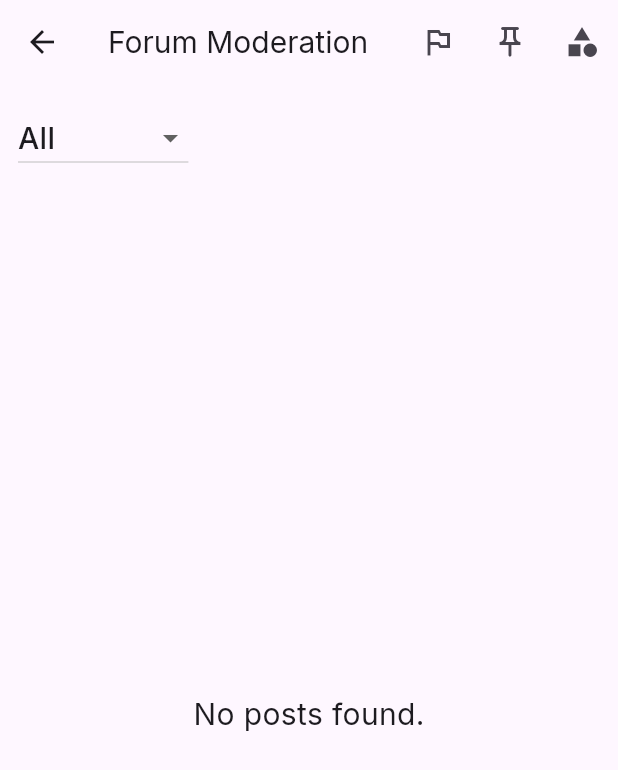
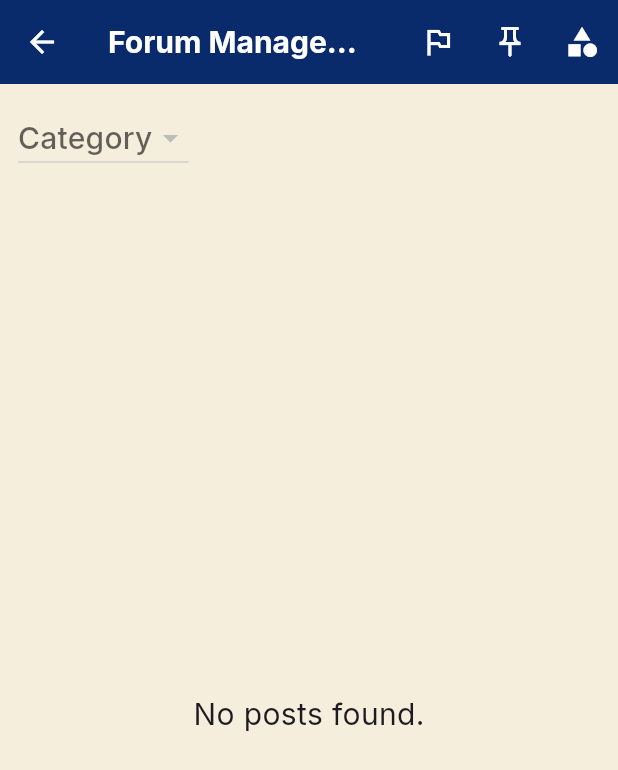
Before and after one commit to nicole-njeri/StrathUconnect, a Flutter app: the ForumModerationScreen screen opened directly, on a phone screen of 412 x 824 dp. Shown: the top 770 px of the screen. Run offline on Flutter 3.47's test engine with Material 3 defaults, Android fonts, the phone set to English and light mode, and no system bars; our stand-ins replace cloud_firestore, firebase_auth, firebase_core, firebase_storage, flutter_map, google_fonts and 3 more; accounts and stored records are empty.

Commit message:
admin update

```diff
--- a/lib/screens/admin/forum_moderation_screen.dart
+++ b/lib/screens/admin/forum_moderation_screen.dart
@@ -1,6 +1,7 @@
 import 'package:flutter/material.dart';
 import 'package:cloud_firestore/cloud_firestore.dart';
 import 'package:strathapp/services/database_service.dart';
+import 'package:strathapp/screens/admin_panel_screen.dart';
 
 class ForumModerationScreen extends StatefulWidget {
   const ForumModerationScreen({super.key});
@@ -18,21 +19,36 @@ class _ForumModerationScreenState extends State<ForumModerationScreen> {
   @override
   Widget build(BuildContext context) {
     return Scaffold(
+      backgroundColor: const Color(0xFFF6EEDD),
       appBar: AppBar(
-        title: const Text('Forum Moderation'),
+        backgroundColor: const Color(0xFF0A2B6B),
+        title: const Text(
+          'Forum Management',
+          style: TextStyle(color: Colors.white, fontWeight: FontWeight.bold),
+        ),
+        leading: IconButton(
+          icon: const Icon(Icons.arrow_back, color: Colors.white),
+          onPressed: () {
+            Navigator.of(context).pushAndRemoveUntil(
+              MaterialPageRoute(builder: (context) => const AdminPanelScreen()),
+              (route) => false,
+            );
+          },
+        ),
+        iconTheme: const IconThemeData(color: Colors.white),
         actions: [
           IconButton(
-            icon: Icon(_showFlagged ? Icons.flag : Icons.outlined_flag),
+            icon: Icon(_showFlagged ? Icons.flag : Icons.outlined_flag, color: Colors.white),
             tooltip: _showFlagged ? 'Show All' : 'Show Flagged',
             onPressed: () => setState(() => _showFlagged = !_showFlagged),
           ),
           IconButton(
-            icon: Icon(_showPinned ? Icons.push_pin : Icons.push_pin_outlined),
+            icon: Icon(_showPinned ? Icons.push_pin : Icons.push_pin_outlined, color: Colors.white),
             tooltip: _showPinned ? 'Show All' : 'Show Pinned',
             onPressed: () => setState(() => _showPinned = !_showPinned),
           ),
           IconButton(
-            icon: const Icon(Icons.category),
+            icon: const Icon(Icons.category, color: Colors.white),
             tooltip: 'Manage Categories',
             onPressed: _showCategoryManager,
           ),
@@ -72,7 +88,8 @@ class _ForumModerationScreenState extends State<ForumModerationScreen> {
                           (data['flagCount'] ?? 0) > 0);
                   final matchesPinned =
                       !_showPinned || (data['isPinned'] == true);
-                  return matchesCategory && matchesFlagged && matchesPinned;
+                  final isVisible = data['hidden'] != true;
+                  return matchesCategory && matchesFlagged && matchesPinned && isVisible;
                 }).toList();
                 if (posts.isEmpty) {
                   return const Center(child: Text('No posts found.'));
@@ -101,20 +118,20 @@ class _ForumModerationScreenState extends State<ForumModerationScreen> {
           .collection('forumCategories')
           .snapshots(),
       builder: (context, snapshot) {
-        final categories = <String>[''];
+        final categories = <String>[];
         if (snapshot.hasData) {
           categories.addAll(
             snapshot.data!.docs.map((d) => d['name'] as String),
           );
         }
         return DropdownButton<String>(
-          value: _selectedCategory ?? '',
+          value: categories.contains(_selectedCategory) ? _selectedCategory : null,
           hint: const Text('Category'),
           items: categories
               .map(
                 (cat) => DropdownMenuItem(
                   value: cat,
-                  child: Text(cat.isEmpty ? 'All' : cat),
+                  child: Text(cat),
                 ),
               )
               .toList(),
--- a/lib/screens/admin_panel_screen.dart
+++ b/lib/screens/admin_panel_screen.dart
@@ -276,9 +276,9 @@ class _DashboardScreen extends StatelessWidget {
                     const SizedBox(width: 16),
                     Expanded(
                       child: _SummaryCard(
-                        icon: Icons.forum,
-                        label: 'Active Forum Posts',
-                        value: stats['activeForumPosts']?.toString() ?? '[Y]',
+                        icon: Icons.event,
+                        label: 'Active Events',
+                        value: stats['activeEvents']?.toString() ?? '[Y]',
                         color: Color(0xFFEAF3FF),
                         iconColor: Color(0xFF0A2B6B),
                       ),
```
Also changed, not shown: lib/screens/admin/checklist_management_screen.dart (+16 -1 lines), lib/screens/admin/create_event_screen.dart (+19 -1 lines), lib/screens/admin/notification_management_screen.dart (+16 -1 lines), lib/screens/admin/reports_screen.dart (+17 -2 lines), lib/screens/admin/support_feedback_screen.dart (+18 -2 lines), lib/screens/admin/user_management_screen.dart (+18 -0 lines).
